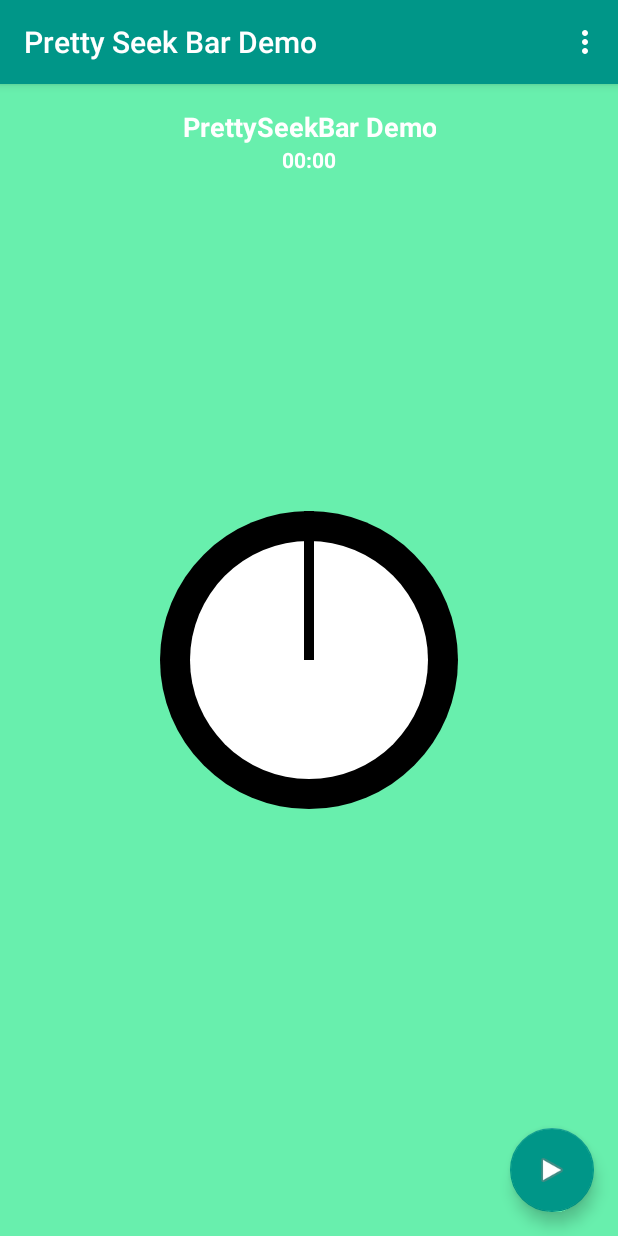
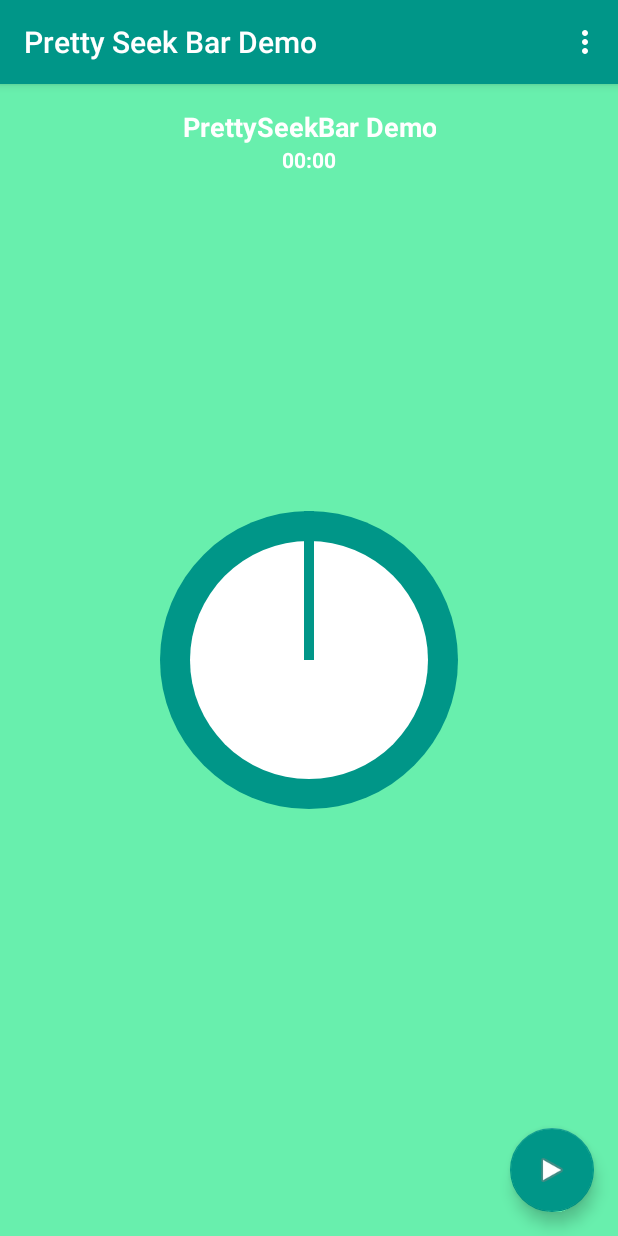
Before and after one commit to v-adhithyan/PrettySeekBar, an Android app: the screen it shows after launch (MainActivity), on a phone screen of 412 x 824 dp. Run offline under Robolectric (Android 15) with nearby library versions, the phone set to English and light mode, and no system bars; 1 statement that could not run was skipped.

Commit message:
demo pic changed

```diff
--- a/PrettySeekBar_sampleapp/src/main/java/com/avtechlabs/prettyseekbardemo/MainActivity.java
+++ b/PrettySeekBar_sampleapp/src/main/java/com/avtechlabs/prettyseekbardemo/MainActivity.java
@@ -48,7 +48,7 @@ public class MainActivity extends AppCompatActivity {
         songDuration = (TextView)findViewById(R.id.textViewDuration);
         prettySeekBar = (PrettySeekBar)findViewById(R.id.prettySeekBar);
         player = MediaPlayer.create(this, R.raw.gangnam);
-        int sleepTime = prettySeekBar.setMaxProgress(600);
+        int sleepTime = prettySeekBar.setMaxProgress(60);
         //Toast.makeText(this, player.getDuration() / 1000 + " seconds total progress..", Toast.LENGTH_LONG).show();
         //Toast.makeText(this, sleepTime + " seconds before progress..", Toast.LENGTH_LONG).show();
 
--- a/PrettySeekBar_sampleapp/src/main/res/layout/content_main.xml
+++ b/PrettySeekBar_sampleapp/src/main/res/layout/content_main.xml
@@ -18,7 +18,7 @@
         android:layout_width="wrap_content"
         android:layout_height="wrap_content"
         android:id="@+id/prettySeekBar"
-        pretty:outerCircleFillColor="#000000"
+        pretty:outerCircleFillColor="@color/colorAccent"
         pretty:innerCircleFillColor="#FFFFFF"
         />
 
```
Also changed, not shown: 1 other file.
